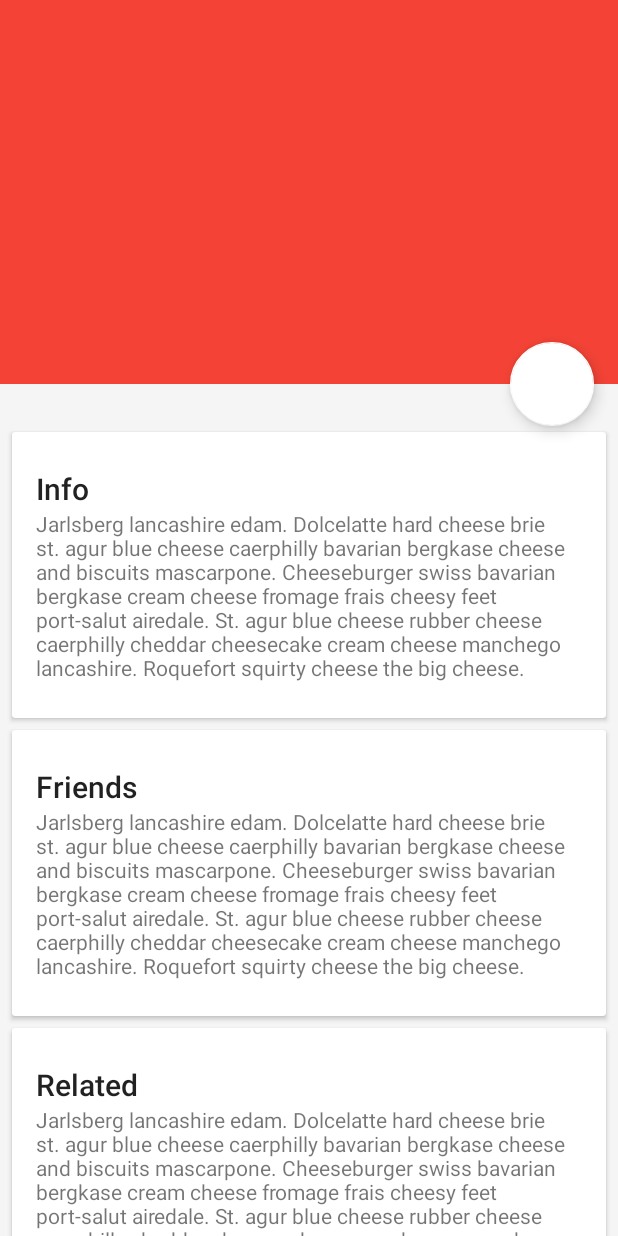
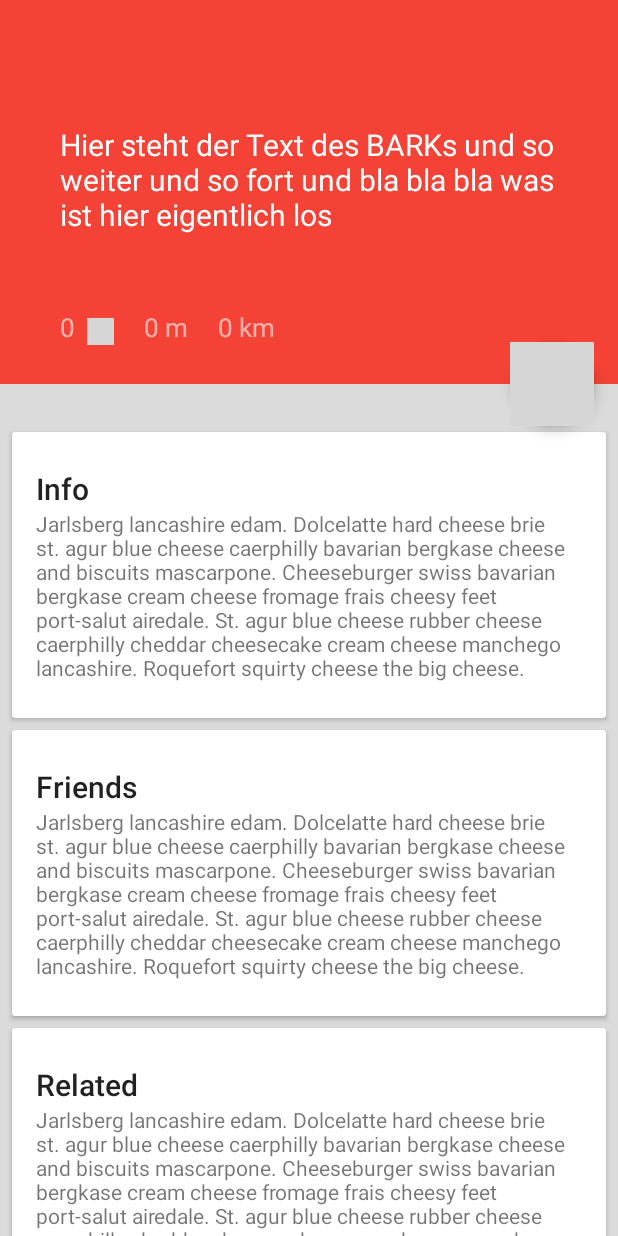
Before and after one commit to mathck/BARK_it, an Android app: the layout activity_detail.xml on its own in the app's theme, with its tools: preview values and no code run, on a phone screen of 412 x 824 dp. Run offline under Robolectric (Android 15) with nearby library versions, the phone set to English and light mode, and no system bars; grey boxes are pictures that could not be loaded.

Commit message:
bigger icon, bark detail view

```diff
--- a/app/src/main/java/com/barkitapp/android/MainActivity.java
+++ b/app/src/main/java/com/barkitapp/android/MainActivity.java
@@ -101,7 +101,7 @@ public class MainActivity extends AppCompatActivity {
 
     @Override
     public boolean onCreateOptionsMenu(Menu menu) {
-        getMenuInflater().inflate(R.menu.sample_actions, menu);
+        getMenuInflater().inflate(R.menu.main_actions, menu);
         return true;
     }
 
--- a/app/src/main/res/layout/activity_detail.xml
+++ b/app/src/main/res/layout/activity_detail.xml
@@ -1,20 +1,4 @@
 <?xml version="1.0" encoding="utf-8"?>
-<!--
-  ~ Copyright (C) 2015 The Android Open Source Project
-  ~
-  ~ Licensed under the Apache License, Version 2.0 (the "License");
-  ~ you may not use this file except in compliance with the License.
-  ~ You may obtain a copy of the License at
-  ~
-  ~      http://www.apache.org/licenses/LICENSE-2.0
-  ~
-  ~ Unless required by applicable law or agreed to in writing, software
-  ~ distributed under the License is distributed on an "AS IS" BASIS,
-  ~ WITHOUT WARRANTIES OR CONDITIONS OF ANY KIND, either express or implied.
-  ~ See the License for the specific language governing permissions and
-  ~ limitations under the License.
--->
-
 <android.support.design.widget.CoordinatorLayout xmlns:android="http://schemas.android.com/apk/res/android"
     xmlns:app="http://schemas.android.com/apk/res-auto"
     android:id="@+id/main_content"
@@ -39,13 +23,72 @@
             app:expandedTitleMarginStart="48dp"
             app:expandedTitleMarginEnd="64dp">
 
-            <ImageView
+            <RelativeLayout
                 android:id="@+id/backdrop"
                 android:layout_width="match_parent"
                 android:layout_height="match_parent"
                 android:scaleType="centerCrop"
                 android:fitsSystemWindows="true"
-                app:layout_collapseMode="parallax" />
+                android:background="@color/primary"
+                android:orientation="vertical"
+                app:layout_collapseMode="parallax">
+                <LinearLayout
+                    android:layout_alignParentBottom="true"
+                    android:id="@+id/bark_info"
+                    android:layout_width="match_parent"
+                    android:layout_marginBottom="26dp"
+                    android:layout_marginLeft="40dp"
+                    android:layout_marginRight="120dp"
+                    android:orientation="horizontal"
+                    android:alpha="0.85"
+                    android:layout_height="wrap_content">
+                    <TextView
+                        android:id="@+id/comments_count"
+                        android:layout_width="wrap_content"
+                        android:layout_height="wrap_content"
+                        android:textSize="17sp"
+                        android:paddingRight="8dp"
+                        android:maxLines="1"
+                        android:text="0" />
+                    <ImageView
+                        android:layout_width="18dp"
+                        android:layout_height="18dp"
+                        android:layout_gravity="bottom"
+                        android:layout_marginRight="20dp"
+                        android:tint="@android:color/white"
+                        android:src="@drawable/ic_comment_multiple_outline"/>
+                    <TextView
+                        android:id="@+id/hours"
+                        android:layout_width="wrap_content"
+                        android:layout_height="wrap_content"
+                        android:paddingRight="20dp"
+                        android:textSize="17sp"
+                        android:maxLines="1"
+                        android:text="0 m" />
+                    <TextView
+                        android:id="@+id/distance"
+                        android:layout_width="wrap_content"
+                        android:layout_height="wrap_content"
+                        android:paddingRight="20dp"
+                        android:textSize="17sp"
+                        android:maxLines="1"
+                        android:text="0 km" />
+                </LinearLayout>
+                <TextView
+                    android:id="@+id/bark_text"
+                    android:layout_width="wrap_content"
+                    android:layout_height="wrap_content"
+                    android:layout_marginLeft="40dp"
+                    android:layout_marginRight="40dp"
+                    android:layout_marginBottom="26dp"
+                    android:layout_above="@id/bark_info"
+                    android:maxLines="4"
+                    android:lines="4"
+                    android:textSize="20sp"
+                    android:textColor="@android:color/white"
+                    android:text="Hier steht der Text des BARKs und so weiter und so fort und bla bla bla was ist hier eigentlich los"/>
+
+            </RelativeLayout>
 
             <android.support.v7.widget.Toolbar
                 android:id="@+id/toolbar"
@@ -61,6 +104,7 @@
     <android.support.v4.widget.NestedScrollView
         android:layout_width="match_parent"
         android:layout_height="match_parent"
+        android:background="@color/card_background"
         app:layout_behavior="@string/appbar_scrolling_view_behavior">
 
         <LinearLayout
@@ -153,11 +197,12 @@
     </android.support.v4.widget.NestedScrollView>
 
     <android.support.design.widget.FloatingActionButton
+        android:id="@+id/share"
         android:layout_height="wrap_content"
         android:layout_width="wrap_content"
         app:layout_anchor="@id/appbar"
         app:layout_anchorGravity="bottom|right|end"
-        android:src="@drawable/ic_discuss"
+        android:src="@drawable/ic_share_white_48dp"
         android:layout_margin="@dimen/fab_margin"
         android:clickable="true"/>
 
--- a/app/src/main/res/values/strings.xml
+++ b/app/src/main/res/values/strings.xml
@@ -28,5 +28,6 @@
   <string name="current_version">v1.0.0</string>
   <string name="navigation_drawer_barks">BARKS</string>
   <string name="navigation_drawer_places">PLACES</string>
+  <string name="flag">Flag</string>
 
 </resources>
```
Also changed, not shown: app/src/main/java/com/barkitapp/android/CheeseDetailActivity.java (+18 -5 lines), app/src/main/java/com/barkitapp/android/CheeseListFragment.java (+4 -4 lines), app/src/main/res/menu/bark_actions.xml (added, +24 -0 lines), app/src/main/res/menu/main_actions.xml (renamed from app/src/main/res/menu/sample_actions.xml), app/src/main/res/mipmap-hdpi/ic_launcher.png, app/src/main/res/mipmap-mdpi/ic_launcher.png, app/src/main/res/mipmap-xhdpi/ic_launcher.png, app/src/main/res/mipmap-xxhdpi/ic_launcher.png, app/src/main/res/mipmap-xxxhdpi/ic_launcher.png.
